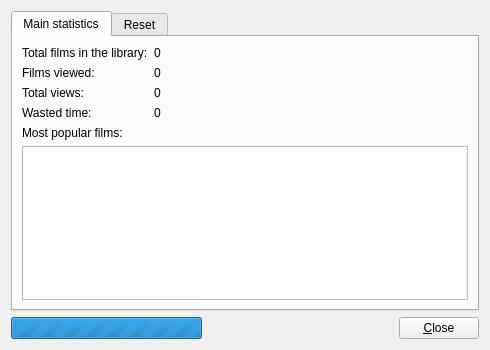
eugene-melnik/alexandra, file src/statistics/statisticswindow.ui: the form before one commit.
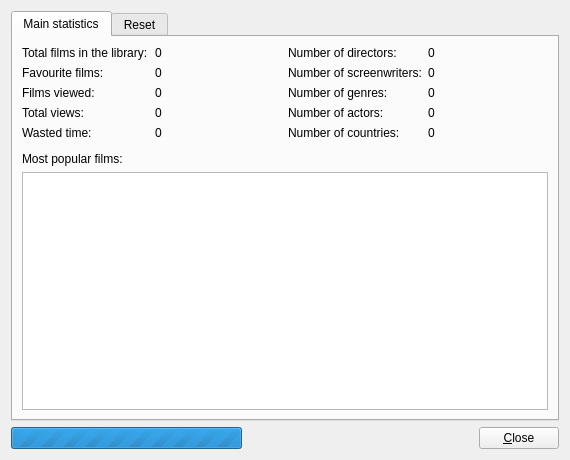
The form after the commit. Icons and pictures are not drawn.

Commit message:
Statistics window fixes
 + Wasted time counter fix
 + Few new fields

The edit to the form file:
```diff
--- a/src/statistics/statisticswindow.ui
+++ b/src/statistics/statisticswindow.ui
@@ -9,8 +9,8 @@
    <rect>
     <x>0</x>
     <y>0</y>
-    <width>490</width>
-    <height>350</height>
+    <width>570</width>
+    <height>460</height>
    </rect>
   </property>
   <property name="minimumSize">
@@ -41,9 +41,14 @@
       </attribute>
       <layout class="QVBoxLayout" name="layoutTabMain">
        <item>
-        <layout class="QHBoxLayout" name="layoutStaff">
+        <layout class="QHBoxLayout" name="layoutMainStatisticsData">
+         <property name="bottomMargin">
+          <number>6</number>
+         </property>
          <item>
-          <layout class="QVBoxLayout" name="layoutStaffLabels">
+          <layout class="QHBoxLayout" name="layoutMainStatisticsDataLeft">
+           <item>
+            <layout class="QVBoxLayout" name="layoutMainStatisticsDataLeftLabels">
            <item>
             <widget class="QLabel" name="labelTotalFilmsInLibrary">
              <property name="text">
@@ -51,6 +56,13 @@
              </property>
             </widget>
            </item>
+             <item>
+              <widget class="QLabel" name="labelFavouriteFilms">
+               <property name="text">
+                <string>Favourite films:</string>
+               </property>
+              </widget>
+             </item>
            <item>
             <widget class="QLabel" name="labelFilmsViewed">
              <property name="text">
@@ -75,7 +87,7 @@
           </layout>
          </item>
          <item>
-          <layout class="QVBoxLayout" name="layoutStaffValues">
+            <layout class="QVBoxLayout" name="layoutMainStatisticsDataLeftValues">
            <item>
             <widget class="QLabel" name="lTotalFilmsInLibrary">
              <property name="text">
@@ -83,6 +95,13 @@
              </property>
             </widget>
            </item>
+             <item>
+              <widget class="QLabel" name="lFavouriteFilms">
+               <property name="text">
+                <string>0</string>
+               </property>
+              </widget>
+             </item>
            <item>
             <widget class="QLabel" name="lFilmsViewed">
              <property name="text">
@@ -106,18 +125,89 @@
            </item>
           </layout>
          </item>
+          </layout>
+         </item>
          <item>
-          <spacer name="spacerStaff">
-           <property name="orientation">
-            <enum>Qt::Horizontal</enum>
-           </property>
-           <property name="sizeHint" stdset="0">
-            <size>
-             <width>40</width>
-             <height>20</height>
-            </size>
-           </property>
-          </spacer>
+          <layout class="QHBoxLayout" name="layoutMainStatisticsDataRight">
+           <item>
+            <layout class="QVBoxLayout" name="layoutMainStatisticsDataRightLabels">
+             <item>
+              <widget class="QLabel" name="labelNumberOfDirectors">
+               <property name="text">
+                <string>Number of directors:</string>
+               </property>
+              </widget>
+             </item>
+             <item>
+              <widget class="QLabel" name="labelNumberOfScreenwriters">
+               <property name="text">
+                <string>Number of screenwriters:</string>
+               </property>
+              </widget>
+             </item>
+             <item>
+              <widget class="QLabel" name="labelNumberOfGenres">
+               <property name="text">
+                <string>Number of genres:</string>
+               </property>
+              </widget>
+             </item>
+             <item>
+              <widget class="QLabel" name="labelNumberOfActors">
+               <property name="text">
+                <string>Number of actors:</string>
+               </property>
+              </widget>
+             </item>
+             <item>
+              <widget class="QLabel" name="labelNumberOfCountries">
+               <property name="text">
+                <string>Number of countries:</string>
+               </property>
+              </widget>
+             </item>
+            </layout>
+           </item>
+           <item>
+            <layout class="QVBoxLayout" name="layoutMainStatisticsDataRightValues">
+             <item>
+              <widget class="QLabel" name="lNumberOfDirectors">
+               <property name="text">
+                <string>0</string>
+               </property>
+              </widget>
+             </item>
+             <item>
+              <widget class="QLabel" name="lNumberOfScreenwriters">
+               <property name="text">
+                <string>0</string>
+               </property>
+              </widget>
+             </item>
+             <item>
+              <widget class="QLabel" name="lNumberOfGenres">
+               <property name="text">
+                <string>0</string>
+               </property>
+              </widget>
+             </item>
+             <item>
+              <widget class="QLabel" name="lNumberOfActors">
+               <property name="text">
+                <string>0</string>
+               </property>
+              </widget>
+             </item>
+             <item>
+              <widget class="QLabel" name="lNumberOfCountries">
+               <property name="text">
+                <string>0</string>
+               </property>
+              </widget>
+             </item>
+            </layout>
+           </item>
+          </layout>
          </item>
         </layout>
        </item>
```
Left out of the diff: 10 changed lines with no effect on the pictures. Lines whose indentation alone changed are shown as unchanged. The commit also changes 6 other files.
